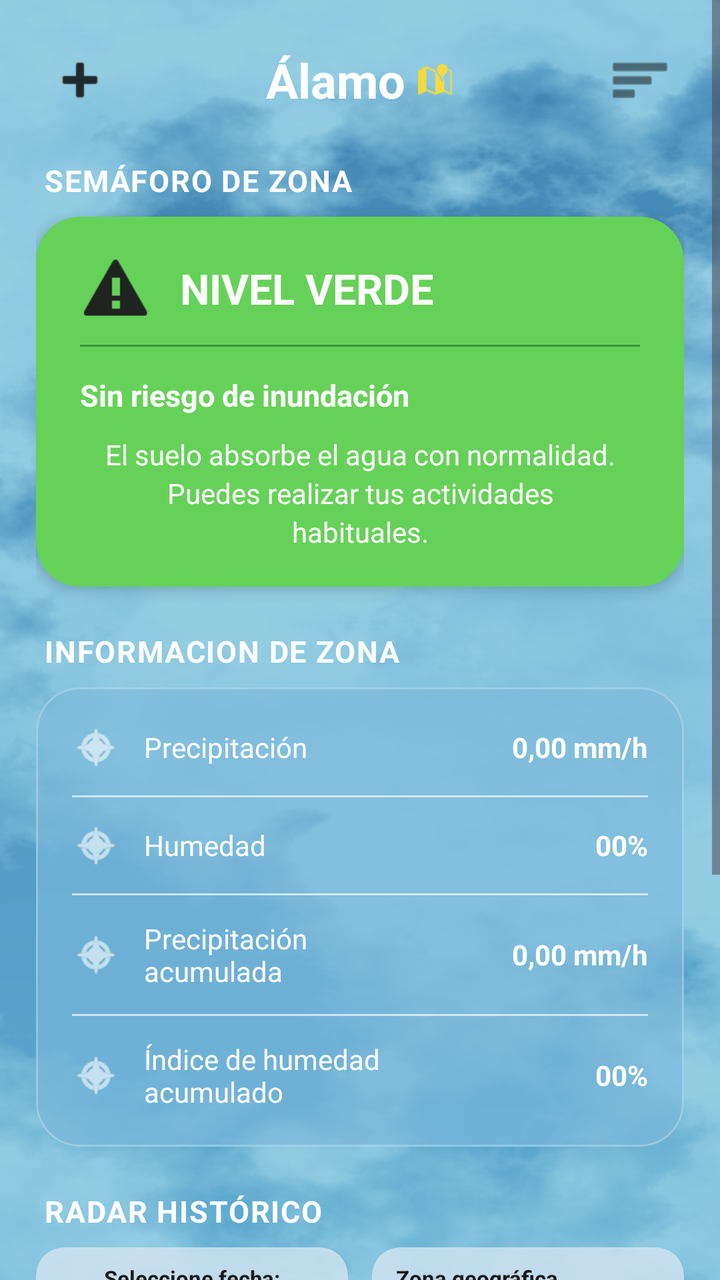
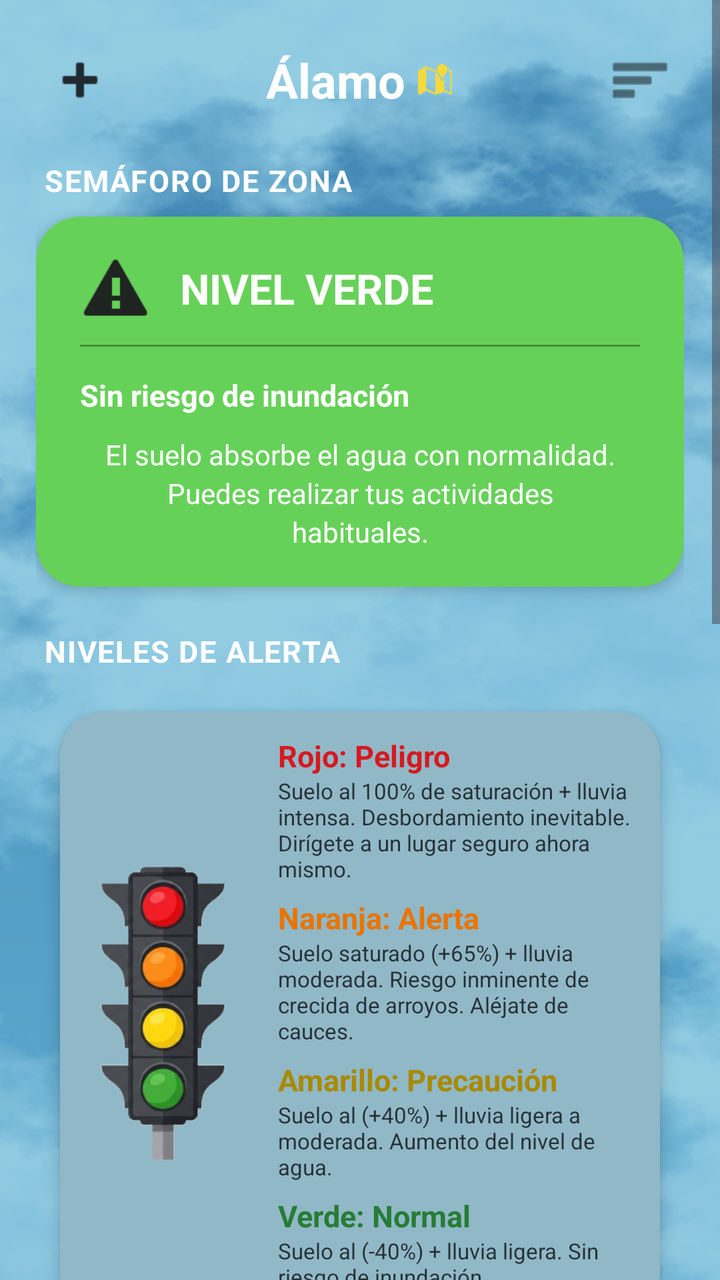

Compare the two renders of this Android layout. The source of the first and the diff that turns it into the second are given below.
<!-- AndroidManifest.xml: application theme Theme.SPILNASA -->
<!-- res/layout/activity_main.xml -->
<?xml version="1.0" encoding="utf-8"?>
<ScrollView xmlns:android="http://schemas.android.com/apk/res/android"
    xmlns:app="http://schemas.android.com/apk/res-auto"
    xmlns:tools="http://schemas.android.com/tools"
    android:id="@+id/main"
    android:layout_width="match_parent"
    android:layout_height="match_parent"
    android:background="@drawable/fondo"
    tools:context=".MainActivity">

    <LinearLayout
        android:layout_width="match_parent"
        android:layout_height="wrap_content"
        android:orientation="vertical"
        android:paddingHorizontal="18dp"
        android:paddingTop="14dp"
        android:paddingBottom="24dp">

        
        <RelativeLayout
            android:layout_width="match_parent"
            android:layout_height="52dp">

            <ImageButton
                android:id="@+id/btnAddZone"
                android:layout_width="44dp"
                android:layout_height="44dp"
                android:layout_alignParentStart="true"
                android:layout_centerVertical="true"
                android:background="?attr/selectableItemBackgroundBorderless"
                android:contentDescription="Agregar zona"
                android:src="@android:drawable/ic_input_add"
                app:tint="#1F2A30" />

            <LinearLayout
                android:layout_width="wrap_content"
                android:layout_height="wrap_content"
                android:layout_centerInParent="true"
                android:gravity="center_vertical"
                android:orientation="horizontal">

                <TextView
                    android:id="@+id/tvZoneTitle"
                    android:layout_width="wrap_content"
                    android:layout_height="wrap_content"
                    android:text="Álamo"
                    android:textColor="#FFFFFF"
                    android:textSize="24sp"
                    android:textStyle="bold" />

                <ImageView
                    android:layout_width="18dp"
                    android:layout_height="18dp"
                    android:layout_marginStart="6dp"
                    android:contentDescription="Ubicación"
                    android:src="@android:drawable/ic_dialog_map"
                    app:tint="#F6D93B" />
            </LinearLayout>

            <ImageButton
                android:id="@+id/btnMenu"
                android:layout_width="44dp"
                android:layout_height="44dp"
                android:layout_alignParentEnd="true"
                android:layout_centerVertical="true"
                android:background="?attr/selectableItemBackgroundBorderless"
                android:contentDescription="Abrir menú"
                android:src="@android:drawable/ic_menu_sort_by_size"
                app:tint="#1F2A30" />
        </RelativeLayout>

        
        <TextView
            android:layout_width="wrap_content"
            android:layout_height="wrap_content"
            android:layout_marginStart="4dp"
            android:layout_marginTop="14dp"
            android:layout_marginBottom="8dp"
            android:letterSpacing="0.04"
            android:text="SEMÁFORO DE ZONA"
            android:textColor="#FFFFFF"
            android:textSize="15sp"
            android:textStyle="bold" />

        <com.google.android.material.card.MaterialCardView
            android:id="@+id/cardTrafficLight"
            android:layout_width="match_parent"
            android:layout_height="wrap_content"
            app:cardBackgroundColor="#66D158"
            app:cardCornerRadius="22dp"
            app:cardElevation="4dp"
            app:strokeWidth="0dp">

            <LinearLayout
                android:id="@+id/colorAlert"
                android:layout_width="match_parent"
                android:layout_height="wrap_content"
                android:orientation="vertical"
                android:paddingHorizontal="22dp"
                android:paddingVertical="18dp">

                <LinearLayout
                    android:layout_width="match_parent"
                    android:layout_height="wrap_content"
                    android:gravity="center_vertical"
                    android:orientation="horizontal">

                    <ImageView
                        android:layout_width="36dp"
                        android:layout_height="36dp"
                        android:contentDescription="Icono de alerta"
                        android:src="@android:drawable/stat_sys_warning"
                        app:tint="#1F2421" />

                    <TextView
                        android:id="@+id/tvAlertLevel"
                        android:layout_width="wrap_content"
                        android:layout_height="wrap_content"
                        android:layout_marginStart="14dp"
                        android:text="NIVEL VERDE"
                        android:textColor="#FFFFFF"
                        android:textSize="21sp"
                        android:textStyle="bold" />
                </LinearLayout>

                <View
                    android:layout_width="match_parent"
                    android:layout_height="1dp"
                    android:layout_marginTop="10dp"
                    android:layout_marginBottom="14dp"
                    android:background="#8C2B5E26" />

                <TextView
                    android:id="@+id/tvAlertSubtitle"
                    android:layout_width="wrap_content"
                    android:layout_height="wrap_content"
                    android:text="Sin riesgo de inundación"
                    android:textColor="#FFFFFF"
                    android:textSize="15sp"
                    android:textStyle="bold" />

                <TextView
                    android:id="@+id/tvAlertDescription"
                    android:layout_width="match_parent"
                    android:layout_height="wrap_content"
                    android:layout_marginTop="10dp"
                    android:gravity="center"
                    android:lineSpacingExtra="3dp"
                    android:paddingHorizontal="8dp"
                    android:text="El suelo absorbe el agua con normalidad. Puedes realizar tus actividades habituales."
                    android:textColor="#FFFFFF"
                    android:textSize="14sp" />
            </LinearLayout>
        </com.google.android.material.card.MaterialCardView>

        
        <TextView
            android:layout_width="wrap_content"
            android:layout_height="wrap_content"
            android:layout_marginStart="4dp"
            android:layout_marginTop="22dp"
            android:layout_marginBottom="8dp"
            android:letterSpacing="0.04"
            android:text="INFORMACION DE ZONA"
            android:textColor="#FFFFFF"
            android:textSize="15sp"
            android:textStyle="bold" />

        <com.google.android.material.card.MaterialCardView
            android:layout_width="match_parent"
            android:layout_height="wrap_content"
            app:cardBackgroundColor="#A67CB8DC"
            app:cardCornerRadius="22dp"
            app:cardElevation="0dp"
            app:strokeColor="#40FFFFFF"
            app:strokeWidth="1dp">

            <LinearLayout
                android:layout_width="match_parent"
                android:layout_height="wrap_content"
                android:orientation="vertical"
                android:paddingHorizontal="18dp"
                android:paddingVertical="12dp">

                
                <LinearLayout
                    android:layout_width="match_parent"
                    android:layout_height="wrap_content"
                    android:gravity="center_vertical"
                    android:orientation="horizontal"
                    android:paddingVertical="6dp">

                    <ImageView
                        android:layout_width="24dp"
                        android:layout_height="24dp"
                        android:contentDescription="Precipitación"
                        android:src="@android:drawable/ic_menu_compass"
                        app:tint="#FFFFFF" />

                    <TextView
                        android:layout_width="0dp"
                        android:layout_height="wrap_content"
                        android:layout_marginStart="12dp"
                        android:layout_weight="1"
                        android:text="Precipitación"
                        android:textColor="#FFFFFF"
                        android:textSize="14sp" />

                    <TextView
                        android:id="@+id/tvPrecipitation"
                        android:layout_width="wrap_content"
                        android:layout_height="wrap_content"
                        android:text="0,00 mm/h"
                        android:textColor="#FFFFFF"
                        android:textSize="14sp"
                        android:textStyle="bold" />
                </LinearLayout>

                <View
                    android:layout_width="match_parent"
                    android:layout_height="1dp"
                    android:layout_marginVertical="6dp"
                    android:background="#A6FFFFFF" />

                
                <LinearLayout
                    android:layout_width="match_parent"
                    android:layout_height="wrap_content"
                    android:gravity="center_vertical"
                    android:orientation="horizontal"
                    android:paddingVertical="6dp">

                    <ImageView
                        android:layout_width="24dp"
                        android:layout_height="24dp"
                        android:contentDescription="Humedad"
                        android:src="@android:drawable/ic_menu_compass"
                        app:tint="#FFFFFF" />

                    <TextView
                        android:layout_width="0dp"
                        android:layout_height="wrap_content"
                        android:layout_marginStart="12dp"
                        android:layout_weight="1"
                        android:text="Humedad"
                        android:textColor="#FFFFFF"
                        android:textSize="14sp" />

                    <TextView
                        android:id="@+id/tvHumidity"
                        android:layout_width="wrap_content"
                        android:layout_height="wrap_content"
                        android:text="00%"
                        android:textColor="#FFFFFF"
                        android:textSize="14sp"
                        android:textStyle="bold" />
                </LinearLayout>

                <View
                    android:layout_width="match_parent"
                    android:layout_height="1dp"
                    android:layout_marginVertical="6dp"
                    android:background="#A6FFFFFF" />

                
                <LinearLayout
                    android:layout_width="match_parent"
                    android:layout_height="wrap_content"
                    android:gravity="center_vertical"
                    android:orientation="horizontal"
                    android:paddingVertical="6dp">

                    <ImageView
                        android:layout_width="24dp"
                        android:layout_height="24dp"
                        android:contentDescription="Precipitación acumulada"
                        android:src="@android:drawable/ic_menu_compass"
                        app:tint="#FFFFFF" />

                    <TextView
                        android:layout_width="0dp"
                        android:layout_height="wrap_content"
                        android:layout_marginStart="12dp"
                        android:layout_weight="1"
                        android:text="Precipitación\nacumulada"
                        android:textColor="#FFFFFF"
                        android:textSize="14sp" />

                    <TextView
                        android:id="@+id/tvAccumulatedPrecipitation"
                        android:layout_width="wrap_content"
                        android:layout_height="wrap_content"
                        android:text="0,00 mm/h"
                        android:textColor="#FFFFFF"
                        android:textSize="14sp"
                        android:textStyle="bold" />
                </LinearLayout>

                <View
                    android:layout_width="match_parent"
                    android:layout_height="1dp"
                    android:layout_marginVertical="6dp"
                    android:background="#A6FFFFFF" />

                
                <LinearLayout
                    android:layout_width="match_parent"
                    android:layout_height="wrap_content"
                    android:gravity="center_vertical"
                    android:orientation="horizontal"
                    android:paddingVertical="6dp">

                    <ImageView
                        android:layout_width="24dp"
                        android:layout_height="24dp"
                        android:contentDescription="Índice de humedad"
                        android:src="@android:drawable/ic_menu_compass"
                        app:tint="#FFFFFF" />

                    <TextView
                        android:layout_width="0dp"
                        android:layout_height="wrap_content"
                        android:layout_marginStart="12dp"
                        android:layout_weight="1"
                        android:text="Índice de humedad\nacumulado"
                        android:textColor="#FFFFFF"
                        android:textSize="14sp" />

                    <TextView
                        android:id="@+id/tvHumidityIndex"
                        android:layout_width="wrap_content"
                        android:layout_height="wrap_content"
                        android:text="00%"
                        android:textColor="#FFFFFF"
                        android:textSize="14sp"
                        android:textStyle="bold" />
                </LinearLayout>
            </LinearLayout>
        </com.google.android.material.card.MaterialCardView>

        
        <TextView
            android:layout_width="wrap_content"
            android:layout_height="wrap_content"
            android:layout_marginStart="4dp"
            android:layout_marginTop="22dp"
            android:layout_marginBottom="8dp"
            android:letterSpacing="0.04"
            android:text="RADAR HISTÓRICO"
            android:textColor="#FFFFFF"
            android:textSize="15sp"
            android:textStyle="bold" />

        
        <LinearLayout
            android:layout_width="match_parent"
            android:layout_height="wrap_content"
            android:baselineAligned="false"
            android:orientation="horizontal">

            
            <com.google.android.material.card.MaterialCardView
                android:id="@+id/cardDateSelector"
                android:layout_width="0dp"
                android:layout_height="wrap_content"
                android:layout_marginEnd="6dp"
                android:layout_weight="1"
                app:cardBackgroundColor="#C7D6E6F2"
                app:cardCornerRadius="14dp"
                app:cardElevation="0dp"
                app:strokeWidth="0dp">

                <LinearLayout
                    android:layout_width="match_parent"
                    android:layout_height="wrap_content"
                    android:gravity="center_horizontal"
                    android:orientation="vertical"
                    android:paddingHorizontal="12dp"
                    android:paddingVertical="8dp">

                    <TextView
                        android:layout_width="wrap_content"
                        android:layout_height="wrap_content"
                        android:text="Seleccione fecha:"
                        android:textColor="#1A1A1A"
                        android:textSize="11sp"
                        android:textStyle="bold" />

                    <com.google.android.material.card.MaterialCardView
                        android:layout_width="match_parent"
                        android:layout_height="wrap_content"
                        android:layout_marginTop="6dp"
                        app:cardBackgroundColor="#EBFFFFFF"
                        app:cardCornerRadius="8dp"
                        app:cardElevation="0dp"
                        app:strokeWidth="0dp">

                        <EditText
                            android:id="@+id/tvSelectedDate"
                            android:layout_width="match_parent"
                            android:layout_height="wrap_content"
                            android:gravity="center"
                            android:paddingHorizontal="8dp"
                            android:paddingVertical="5dp"
                            android:text="Día   Mes   Año"
                            android:inputType="date"
                            android:textColor="#7A7A7A"
                            android:textSize="11sp" />
                    </com.google.android.material.card.MaterialCardView>
                </LinearLayout>
            </com.google.android.material.card.MaterialCardView>

            
            <com.google.android.material.card.MaterialCardView
                android:layout_width="0dp"
                android:layout_height="wrap_content"
                android:layout_marginStart="6dp"
                android:layout_weight="1"
                app:cardBackgroundColor="#C7D6E6F2"
                app:cardCornerRadius="14dp"
                app:cardElevation="0dp"
                app:strokeWidth="0dp">

                <LinearLayout
                    android:layout_width="match_parent"
                    android:layout_height="wrap_content"
                    android:orientation="vertical"
                    android:paddingHorizontal="12dp"
                    android:paddingVertical="8dp">

                    <TextView
                        android:layout_width="wrap_content"
                        android:layout_height="wrap_content"
                        android:text="Zona geográfica"
                        android:textColor="#1A1A1A"
                        android:textSize="11sp"
                        android:textStyle="bold" />

                    <com.google.android.material.card.MaterialCardView
                        android:layout_width="match_parent"
                        android:layout_height="wrap_content"
                        android:layout_marginTop="6dp"
                        app:cardBackgroundColor="#EBFFFFFF"
                        app:cardCornerRadius="8dp"
                        app:cardElevation="0dp"
                        app:strokeWidth="0dp">

                        <Spinner
                            android:id="@+id/spinnerZone"
                            android:layout_width="match_parent"
                            android:layout_height="26dp"
                            android:paddingHorizontal="4dp" />
                    </com.google.android.material.card.MaterialCardView>
                </LinearLayout>
            </com.google.android.material.card.MaterialCardView>
        </LinearLayout>

        
        <com.google.android.material.card.MaterialCardView
            android:layout_width="match_parent"
            android:layout_height="210dp"
            android:layout_marginTop="14dp"
            app:cardBackgroundColor="#1E6B68"
            app:cardCornerRadius="6dp"
            app:cardElevation="0dp"
            app:strokeColor="#D9FFFFFF"
            app:strokeWidth="1dp">

            <RelativeLayout
                android:layout_width="match_parent"
                android:layout_height="match_parent">

                

                <FrameLayout
                    android:id="@+id/mapPreviewContainer"
                    android:layout_width="match_parent"
                    android:layout_height="match_parent" >

                    <ImageView
                        android:id="@+id/imageViewmapa"
                        android:layout_width="wrap_content"
                        android:layout_height="wrap_content"
                        app:srcCompat="@drawable/alamo" />

                    <ImageView
                        android:id="@+id/mapaIMG"
                        android:layout_width="wrap_content"
                        android:layout_height="wrap_content"
                        android:alpha="0.55"
                        app:srcCompat="@drawable/altitudalamo" />

                </FrameLayout>

                
                <ImageButton
                    android:id="@+id/btnMapInfo"
                    android:layout_width="28dp"
                    android:layout_height="28dp"
                    android:layout_alignParentStart="true"
                    android:layout_alignParentTop="true"
                    android:layout_margin="8dp"
                    android:background="?attr/selectableItemBackgroundBorderless"
                    android:contentDescription="Información del mapa"
                    android:src="@android:drawable/ic_dialog_info"
                    app:tint="#1A1A1A" />

                
                <com.google.android.material.card.MaterialCardView
                    android:id="@+id/btnMaximizeMap"
                    android:layout_width="32dp"
                    android:layout_height="32dp"
                    android:layout_alignParentTop="true"
                    android:layout_alignParentEnd="true"
                    android:layout_margin="10dp"
                    app:cardBackgroundColor="#FFFFFF"
                    app:cardCornerRadius="8dp"
                    app:cardElevation="2dp"
                    app:strokeWidth="0dp">

                    <ImageView
                        android:layout_width="20dp"
                        android:layout_height="20dp"
                        android:layout_gravity="center"
                        android:contentDescription="Maximizar mapa"
                        android:src="@android:drawable/ic_menu_crop"
                        app:tint="#2B2B2B" />
                </com.google.android.material.card.MaterialCardView>

                
                <LinearLayout
                    android:layout_width="wrap_content"
                    android:layout_height="wrap_content"
                    android:layout_alignParentStart="true"
                    android:layout_alignParentBottom="true"
                    android:layout_margin="10dp"
                    android:orientation="vertical">

                    <com.google.android.material.card.MaterialCardView
                        android:id="@+id/btnZoomIn"
                        android:layout_width="26dp"
                        android:layout_height="26dp"
                        android:layout_marginBottom="6dp"
                        app:cardBackgroundColor="#B85A9EA8"
                        app:cardCornerRadius="6dp"
                        app:cardElevation="0dp"
                        app:strokeColor="#D9FFFFFF"
                        app:strokeWidth="1dp">

                        <TextView
                            android:layout_width="match_parent"
                            android:layout_height="match_parent"
                            android:gravity="center"
                            android:text="+"
                            android:textColor="#FFFFFF"
                            android:textSize="16sp"
                            android:textStyle="bold" />
                    </com.google.android.material.card.MaterialCardView>

                    <com.google.android.material.card.MaterialCardView
                        android:id="@+id/btnZoomOut"
                        android:layout_width="26dp"
                        android:layout_height="26dp"
                        app:cardBackgroundColor="#B85A9EA8"
                        app:cardCornerRadius="6dp"
                        app:cardElevation="0dp"
                        app:strokeColor="#D9FFFFFF"
                        app:strokeWidth="1dp">

                        <TextView
                            android:layout_width="match_parent"
                            android:layout_height="match_parent"
                            android:gravity="center"
                            android:text="−"
                            android:textColor="#FFFFFF"
                            android:textSize="16sp"
                            android:textStyle="bold" />
                    </com.google.android.material.card.MaterialCardView>
                </LinearLayout>

                
                <com.google.android.material.card.MaterialCardView
                    android:layout_width="wrap_content"
                    android:layout_height="wrap_content"
                    android:layout_alignParentEnd="true"
                    android:layout_alignParentBottom="true"
                    android:layout_margin="8dp"
                    app:cardBackgroundColor="#A62D6E7E"
                    app:cardCornerRadius="6dp"
                    app:cardElevation="0dp"
                    app:strokeColor="#B3FFFFFF"
                    app:strokeWidth="1dp">

                    <TextView
                        android:layout_width="wrap_content"
                        android:layout_height="wrap_content"
                        android:gravity="center"
                        android:paddingHorizontal="8dp"
                        android:paddingVertical="4dp"
                        android:text="Imagen satelital del\nSentinel-1"
                        android:textColor="#FFFFFF"
                        android:textSize="8sp" />
                </com.google.android.material.card.MaterialCardView>
            </RelativeLayout>
        </com.google.android.material.card.MaterialCardView>
    </LinearLayout>
</ScrollView>
<!-- resources referenced by this layout -->
<resources>
  <!-- drawable alamo: png bitmap (drawable, 795521 bytes) -->
  <!-- drawable altitudalamo: jpeg bitmap (drawable, 50498 bytes) -->
  <!-- drawable fondo: png bitmap (drawable, 321302 bytes) -->
  <style name="Theme.SPILNASA" parent="Base.Theme.SPILNASA" />
  <style name="Base.Theme.SPILNASA" parent="Theme.Material3.DayNight.NoActionBar">
          
          
      </style>
</resources>

<!-- the commit's change to res/layout/activity_main.xml (unified diff, before → after) -->
@@ -154,6 +154,111 @@
         </com.google.android.material.card.MaterialCardView>
 
         
+        <TextView
+            android:layout_width="wrap_content"
+            android:layout_height="wrap_content"
+            android:layout_marginStart="4dp"
+            android:layout_marginTop="22dp"
+            android:layout_marginBottom="8dp"
+            android:letterSpacing="0.04"
+            android:text="NIVELES DE ALERTA"
+            android:textColor="#FFFFFF"
+            android:textSize="15sp"
+            android:textStyle="bold" />
+        <LinearLayout
+            android:id="@+id/cardLeyendaRiesgo"
+            android:layout_width="match_parent"
+            android:layout_height="wrap_content"
+            android:layout_margin="12dp"
+            android:orientation="horizontal"
+            android:gravity="center_vertical"
+            android:padding="12dp"
+            android:background="@drawable/bg_leyenda_riesgo"
+            android:elevation="5dp">
+
+            
+            <ImageView
+                android:id="@+id/imgSemaforo"
+                android:layout_width="85dp"
+                android:layout_height="230dp"
+                android:src="@drawable/imgsemaforo"
+                android:scaleType="fitCenter"
+                android:contentDescription="Semáforo de cuatro niveles de riesgo"/>
+
+            
+            <LinearLayout
+                android:layout_width="0dp"
+                android:layout_height="wrap_content"
+                android:layout_weight="1"
+                android:orientation="vertical"
+                android:paddingStart="12dp">
+
+                <TextView
+                    android:layout_width="match_parent"
+                    android:layout_height="wrap_content"
+                    android:text="Rojo: Peligro"
+                    android:textColor="#D71920"
+                    android:textStyle="bold"
+                    android:textSize="15sp"/>
+
+                <TextView
+                    android:layout_width="match_parent"
+                    android:layout_height="wrap_content"
+                    android:text="Suelo al 100% de saturación + lluvia intensa. Desbordamiento inevitable. Dirígete a un lugar seguro ahora mismo."
+                    android:textColor="#263238"
+                    android:textSize="11sp"
+                    android:paddingBottom="7dp"/>
+
+                <TextView
+                    android:layout_width="match_parent"
+                    android:layout_height="wrap_content"
+                    android:text="Naranja: Alerta"
+                    android:textColor="#E87500"
+                    android:textStyle="bold"
+                    android:textSize="15sp"/>
+
+                <TextView
+                    android:layout_width="match_parent"
+                    android:layout_height="wrap_content"
+                    android:text="Suelo saturado (+65%) + lluvia moderada. Riesgo inminente de crecida de arroyos. Aléjate de cauces."
+                    android:textColor="#263238"
+                    android:textSize="11sp"
+                    android:paddingBottom="7dp"/>
+
+                <TextView
+                    android:layout_width="match_parent"
+                    android:layout_height="wrap_content"
+                    android:text="Amarillo: Precaución"
+                    android:textColor="#A88A00"
+                    android:textStyle="bold"
+                    android:textSize="15sp"/>
+
+                <TextView
+                    android:layout_width="match_parent"
+                    android:layout_height="wrap_content"
+                    android:text="Suelo al (+40%) + lluvia ligera a moderada. Aumento del nivel de agua."
+                    android:textColor="#263238"
+                    android:textSize="11sp"
+                    android:paddingBottom="7dp"/>
+
+                <TextView
+                    android:layout_width="match_parent"
+                    android:layout_height="wrap_content"
+                    android:text="Verde: Normal"
+                    android:textColor="#267D35"
+                    android:textStyle="bold"
+                    android:textSize="15sp"/>
+
+                <TextView
+                    android:layout_width="match_parent"
+                    android:layout_height="wrap_content"
+                    android:text="Suelo al (-40%) + lluvia ligera. Sin riesgo de inundación."
+                    android:textColor="#263238"
+                    android:textSize="11sp"/>
+
+            </LinearLayout>
+
+        </LinearLayout>
         <TextView
             android:layout_width="wrap_content"
             android:layout_height="wrap_content"
<!-- resource entries referenced after the edit -->
@@ -2,7 +2,13 @@
 <resources>
   <!-- drawable alamo: png bitmap (drawable, 795521 bytes) -->
   <!-- drawable altitudalamo: jpeg bitmap (drawable, 50498 bytes) -->
+  <!-- drawable bg_leyenda_riesgo (drawable) -->
+  <shape xmlns:android="http://schemas.android.com/apk/res/android">
+      <solid android:color="#91B8C7"/>
+      <corners android:radius="22dp"/>
+  </shape>
   <!-- drawable fondo: png bitmap (drawable, 321302 bytes) -->
+  <!-- drawable imgsemaforo: png bitmap (drawable, 58757 bytes) -->
   <style name="Theme.SPILNASA" parent="Base.Theme.SPILNASA" />
   <style name="Base.Theme.SPILNASA" parent="Theme.Material3.DayNight.NoActionBar">
           
